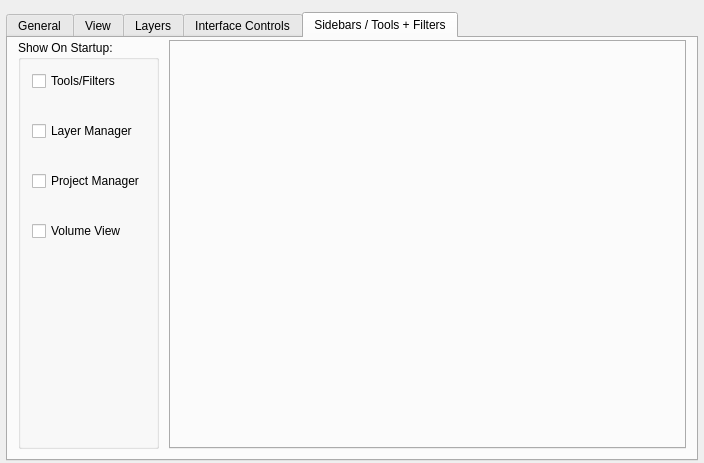
First picture: the form in src/Interface/Application/PreferencesInterface.ui, repository jessdtate/Seg3D, before the edit.
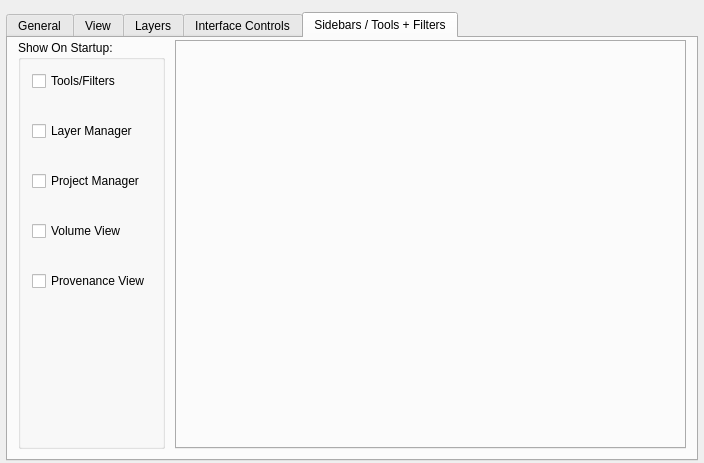
Second picture: the form after the edit. The open tabs and pages were chosen to show the change. Custom widgets are drawn as their Qt base class.

Commit message: fixed a bug preventing the provenance dock widget from being connected to the preferences manager, connected the volumerenderdock widget to the preferences manager

```diff
--- a/src/Interface/Application/PreferencesInterface.ui
+++ b/src/Interface/Application/PreferencesInterface.ui
@@ -1327,6 +1327,13 @@
             </property>
            </widget>
           </item>
+          <item>
+           <widget class="QCheckBox" name="provenance_checkbox_">
+            <property name="text">
+             <string>Provenance View</string>
+            </property>
+           </widget>
+          </item>
           <item>
            <spacer name="verticalSpacer_3">
             <property name="orientation">
```
The commit also changes 4 other files.
